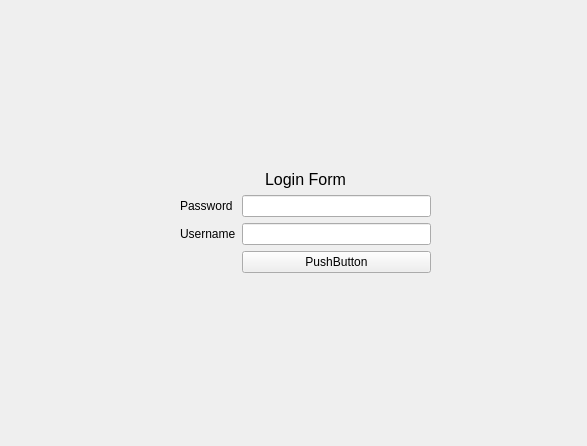
Old version of the form front/ui/new_login.ui in the repository FabioF9/GSB-AppliVisiteur.
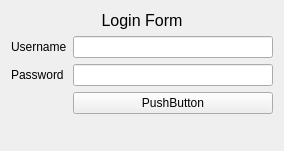
New version of the form.

```diff
--- a/front/ui/new_login.ui
+++ b/front/ui/new_login.ui
@@ -6,30 +6,35 @@
    <rect>
     <x>0</x>
     <y>0</y>
-    <width>587</width>
-    <height>446</height>
+    <width>284</width>
+    <height>151</height>
    </rect>
   </property>
+  <property name="minimumSize">
+   <size>
+    <width>284</width>
+    <height>151</height>
+   </size>
+  </property>
+  <property name="maximumSize">
+   <size>
+    <width>284</width>
+    <height>151</height>
+   </size>
+  </property>
   <property name="windowTitle">
    <string>Form</string>
   </property>
   <property name="autoFillBackground">
    <bool>false</bool>
   </property>
-  <widget class="QWidget" name="formLayoutWidget">
-   <property name="geometry">
-    <rect>
-     <x>180</x>
-     <y>170</y>
-     <width>251</width>
-     <height>126</height>
-    </rect>
-   </property>
+  <layout class="QVBoxLayout" name="verticalLayout">
+   <item>
    <layout class="QFormLayout" name="formLayout">
     <item row="4" column="0">
      <widget class="QLabel" name="passwordLabel">
       <property name="text">
-       <string>Password</string>
+        <string>Username</string>
       </property>
      </widget>
     </item>
@@ -39,7 +44,7 @@
     <item row="6" column="0">
      <widget class="QLabel" name="usernameLabel">
       <property name="text">
-       <string>Username</string>
+        <string>Password</string>
       </property>
      </widget>
     </item>
@@ -89,7 +94,8 @@
      </widget>
     </item>
    </layout>
-  </widget>
+   </item>
+  </layout>
  </widget>
  <resources/>
  <connections/>
```
Lines whose indentation alone changed are shown as unchanged.
